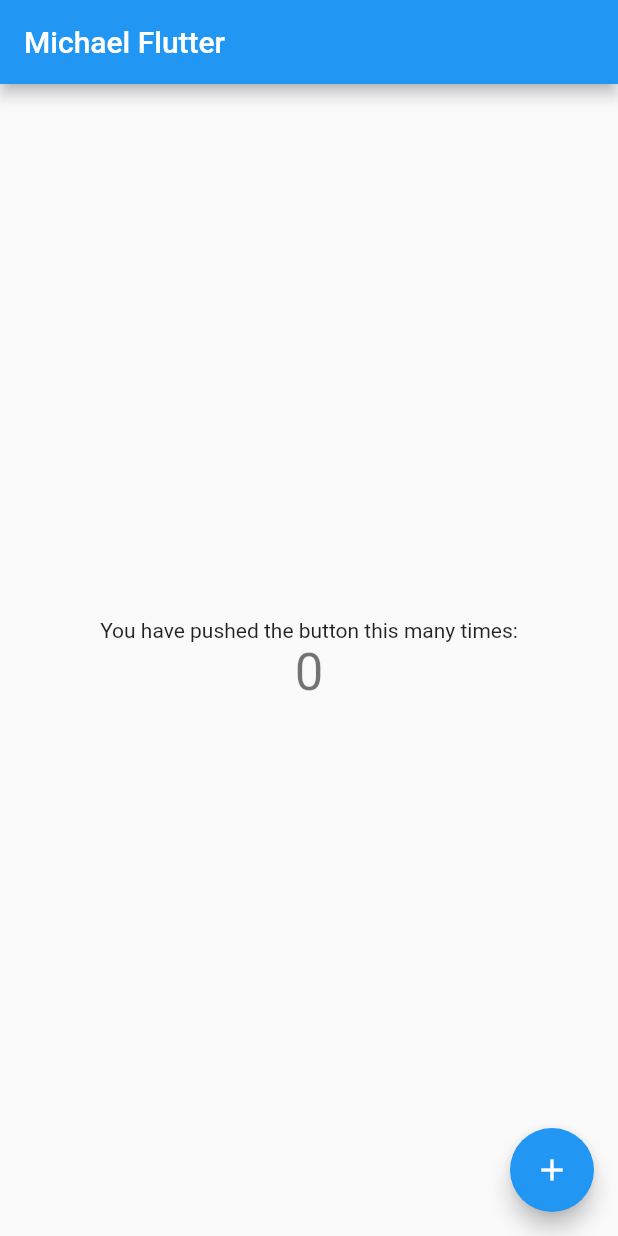
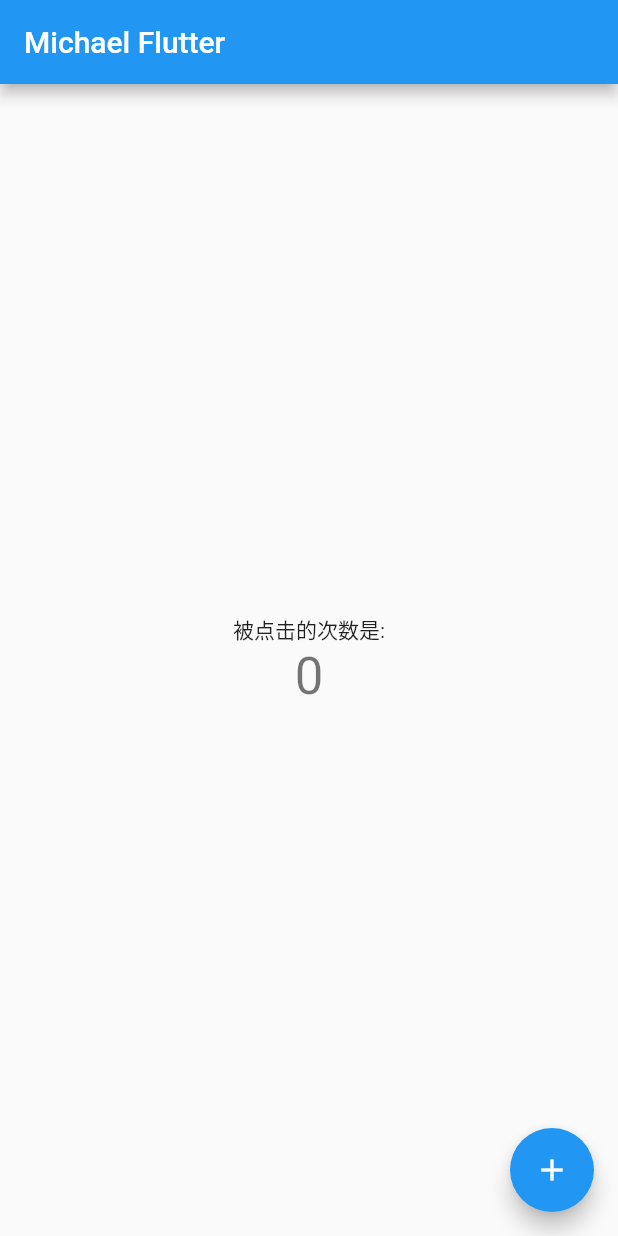
Before and after one commit to Michael2013518/flutter-app, a Flutter app: the screen it shows after launch, on a phone screen of 412 x 824 dp. Run offline on Flutter 3.47's test engine with Material 2 defaults, Android fonts, the phone set to English and light mode, and no system bars.

Commit message:
更新main.dart

```diff
--- a/lib/main.dart
+++ b/lib/main.dart
@@ -92,7 +92,7 @@ class _MyHomePageState extends State<MyHomePage> {
           mainAxisAlignment: MainAxisAlignment.center,
           children: <Widget>[
             Text(
-              'You have pushed the button this many times:',
+              '被点击的次数是:',
             ),
             Text(
               '$_counter',
```
